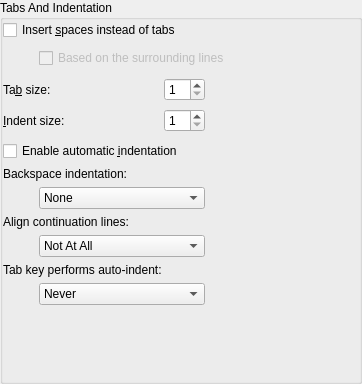
qt-creator/qt-creator, file src/plugins/texteditor/tabsettingswidget.ui: the form before one commit.
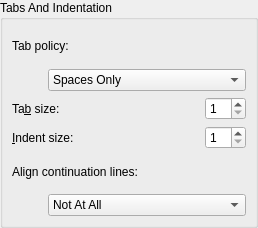
The form after the commit.

Patch:
```diff
--- a/src/plugins/texteditor/tabsettingswidget.ui
+++ b/src/plugins/texteditor/tabsettingswidget.ui
@@ -6,8 +6,8 @@
    <rect>
     <x>0</x>
     <y>0</y>
-    <width>362</width>
-    <height>384</height>
+    <width>258</width>
+    <height>228</height>
    </rect>
   </property>
   <property name="windowTitle">
@@ -22,22 +22,16 @@
      <property name="title">
       <string>Tabs And Indentation</string>
      </property>
-     <property name="flat">
-      <bool>true</bool>
-     </property>
      <layout class="QGridLayout" name="gridLayout_2">
-      <property name="margin">
-       <number>0</number>
-      </property>
       <item row="0" column="0" colspan="2">
-       <widget class="QCheckBox" name="insertSpaces">
+       <widget class="QLabel" name="tabPolicyLabel">
         <property name="text">
-         <string>Insert &amp;spaces instead of tabs</string>
+         <string>Tab policy:</string>
         </property>
        </widget>
       </item>
       <item row="1" column="0">
-       <spacer name="horizontalSpacer_5">
+       <spacer name="horizontalSpacer">
         <property name="orientation">
          <enum>Qt::Horizontal</enum>
         </property>
@@ -47,22 +41,34 @@
         <property name="sizeHint" stdset="0">
          <size>
           <width>30</width>
-          <height>24</height>
+          <height>20</height>
          </size>
         </property>
        </spacer>
       </item>
-      <item row="1" column="1" colspan="2">
-       <widget class="QCheckBox" name="autoInsertSpaces">
-        <property name="enabled">
-         <bool>false</bool>
+      <item row="1" column="1">
+       <widget class="QComboBox" name="tabPolicy">
+        <property name="sizePolicy">
+         <sizepolicy hsizetype="MinimumExpanding" vsizetype="Fixed">
+          <horstretch>0</horstretch>
+          <verstretch>0</verstretch>
+         </sizepolicy>
         </property>
-        <property name="toolTip">
-         <string>Automatically determine based on the nearest indented line (previous line preferred over next line)</string>
-        </property>
-        <property name="text">
-         <string>Based on the surrounding lines</string>
-        </property>
+        <item>
+         <property name="text">
+          <string>Spaces Only</string>
+         </property>
+        </item>
+        <item>
+         <property name="text">
+          <string>Tabs Only</string>
+         </property>
+        </item>
+        <item>
+         <property name="text">
+          <string>Mixed</string>
+         </property>
+        </item>
        </widget>
       </item>
       <item row="2" column="0" colspan="2">
@@ -146,35 +152,21 @@
         </item>
        </layout>
       </item>
-      <item row="2" column="2">
-       <spacer name="horizontalSpacer">
-        <property name="orientation">
-         <enum>Qt::Horizontal</enum>
-        </property>
-        <property name="sizeHint" stdset="0">
-         <size>
-          <width>49</width>
-          <height>59</height>
-         </size>
-        </property>
-       </spacer>
-      </item>
-      <item row="3" column="0" colspan="3">
-       <widget class="QCheckBox" name="autoIndent">
-        <property name="text">
-         <string>Enable automatic &amp;indentation</string>
-        </property>
-       </widget>
-      </item>
-      <item row="6" column="0" colspan="2">
+      <item row="3" column="0" colspan="2">
        <widget class="QLabel" name="continuationAlignBehaviorLabel">
         <property name="text">
          <string>Align continuation lines:</string>
         </property>
        </widget>
       </item>
-      <item row="7" column="1">
+      <item row="4" column="1">
        <widget class="QComboBox" name="continuationAlignBehavior">
+        <property name="sizePolicy">
+         <sizepolicy hsizetype="MinimumExpanding" vsizetype="Fixed">
+          <horstretch>0</horstretch>
+          <verstretch>0</verstretch>
+         </sizepolicy>
+        </property>
         <property name="toolTip">
          <string>&lt;html&gt;&lt;head/&gt;&lt;body&gt;
 Influences the indentation of continuation lines.
@@ -219,87 +211,6 @@
         </item>
        </widget>
       </item>
-      <item row="8" column="0" colspan="2">
-       <widget class="QLabel" name="tabKeyBehaviorLabel">
-        <property name="text">
-         <string>Tab key performs auto-indent:</string>
-        </property>
-       </widget>
-      </item>
-      <item row="9" column="1">
-       <widget class="QComboBox" name="tabKeyBehavior">
-        <item>
-         <property name="text">
-          <string>Never</string>
-         </property>
-        </item>
-        <item>
-         <property name="text">
-          <string>Always</string>
-         </property>
-        </item>
-        <item>
-         <property name="text">
-          <string>In Leading White Space</string>
-         </property>
-        </item>
-       </widget>
-      </item>
-      <item row="10" column="1">
-       <spacer name="verticalSpacer_2">
-        <property name="orientation">
-         <enum>Qt::Vertical</enum>
-        </property>
-        <property name="sizeHint" stdset="0">
-         <size>
-          <width>20</width>
-          <height>13</height>
-         </size>
-        </property>
-       </spacer>
-      </item>
-      <item row="4" column="0" colspan="2">
-       <widget class="QLabel" name="smartBackspaceLabel">
-        <property name="text">
-         <string>Backspace indentation:</string>
-        </property>
-       </widget>
-      </item>
-      <item row="5" column="1">
-       <widget class="QComboBox" name="smartBackspaceBehavior">
-        <property name="toolTip">
-         <string>&lt;html&gt;&lt;head/&gt;&lt;body&gt;
-Specifies how backspace interacts with indentation.
-
-&lt;ul&gt;
-&lt;li&gt;None: No interaction at all. Regular plain backspace behavior.
-&lt;/li&gt;
-
-&lt;li&gt;Follows Previous Indents: In leading white space it will take the cursor back to the nearest indentation level used in previous lines.
-&lt;/li&gt;
-
-&lt;li&gt;Unindents: If the character behind the cursor is a space it behaves as a backtab.
-&lt;/li&gt;
-&lt;/ul&gt;&lt;/body&gt;&lt;/html&gt;
-</string>
-        </property>
-        <item>
-         <property name="text">
-          <string>None</string>
-         </property>
-        </item>
-        <item>
-         <property name="text">
-          <string>Follows Previous Indents</string>
-         </property>
-        </item>
-        <item>
-         <property name="text">
-          <string>Unindents</string>
-         </property>
-        </item>
-       </widget>
-      </item>
      </layout>
     </widget>
    </item>
```
Left out of the diff: 4 changed lines with no effect on the pictures.
